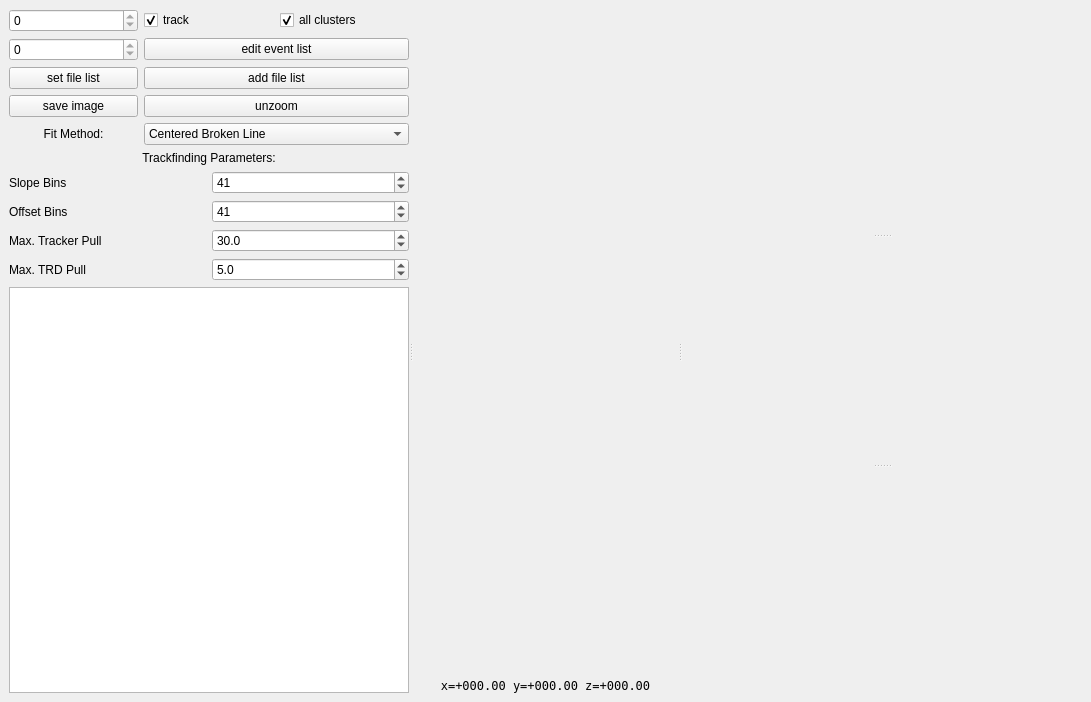
Old version of the form tools/eventdisplay/MainWindow.ui in the repository bastianbeischer/analysis.
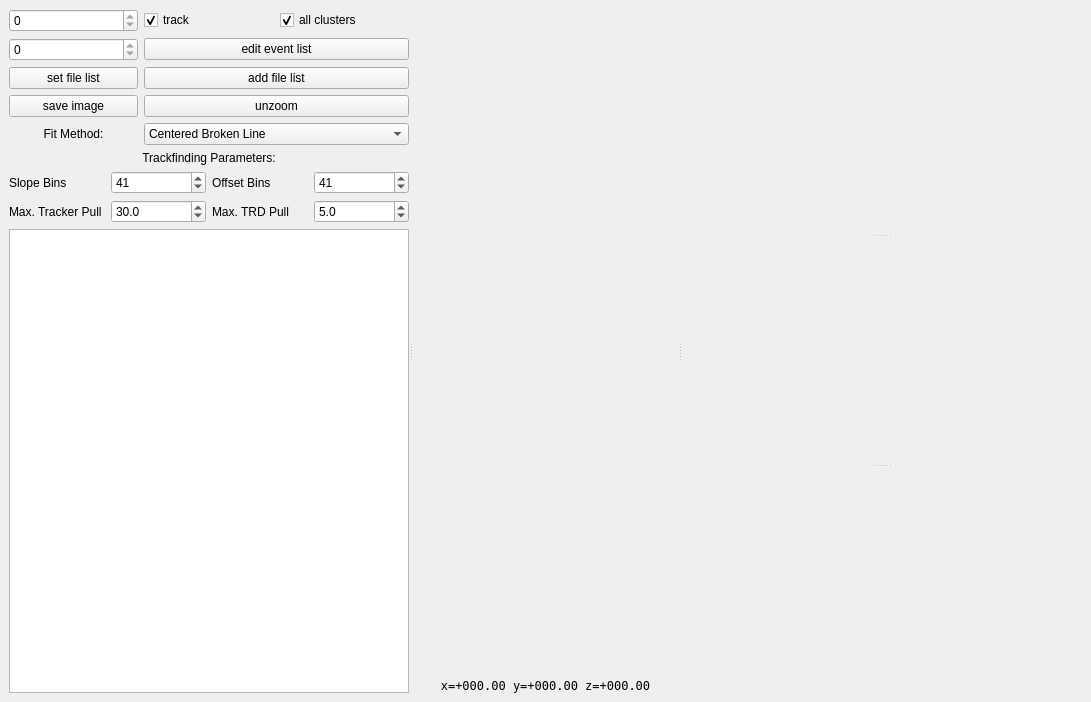
New version of the form. Custom widgets are drawn as their Qt base class.

Diff of the .ui file:
```diff
--- a/tools/eventdisplay/MainWindow.ui
+++ b/tools/eventdisplay/MainWindow.ui
@@ -202,25 +202,22 @@
          </widget>
         </item>
         <item>
-         <widget class="QLabel" name="label_2">
-          <property name="text">
-           <string>Trackfinding Parameters:</string>
-          </property>
-          <property name="alignment">
-           <set>Qt::AlignCenter</set>
-          </property>
-         </widget>
-        </item>
-        <item>
-         <layout class="QGridLayout" name="gridLayout_2">
-          <item row="0" column="0">
+         <layout class="QGridLayout" name="gridLayout_3">
+          <item row="1" column="0">
            <widget class="QLabel" name="label_3">
             <property name="text">
              <string>Slope Bins</string>
             </property>
            </widget>
           </item>
-          <item row="0" column="1">
+          <item row="2" column="0">
+           <widget class="QLabel" name="label_5">
+            <property name="text">
+             <string>Max. Tracker Pull</string>
+            </property>
+           </widget>
+          </item>
+          <item row="1" column="1">
            <widget class="QSpinBox" name="slopeBinsSpinBox">
             <property name="sizePolicy">
              <sizepolicy hsizetype="Preferred" vsizetype="Fixed">
@@ -236,14 +233,14 @@
             </property>
            </widget>
           </item>
-          <item row="1" column="0">
+          <item row="1" column="2">
            <widget class="QLabel" name="label_4">
             <property name="text">
              <string>Offset Bins</string>
             </property>
            </widget>
           </item>
-          <item row="1" column="1">
+          <item row="1" column="3">
            <widget class="QSpinBox" name="offsetBinsSpinBox">
             <property name="sizePolicy">
              <sizepolicy hsizetype="Preferred" vsizetype="Fixed">
@@ -259,13 +256,6 @@
             </property>
            </widget>
           </item>
-          <item row="2" column="0">
-           <widget class="QLabel" name="label_5">
-            <property name="text">
-             <string>Max. Tracker Pull</string>
-            </property>
-           </widget>
-          </item>
           <item row="2" column="1">
            <widget class="QDoubleSpinBox" name="trackerPullSpinBox">
             <property name="sizePolicy">
@@ -285,14 +275,14 @@
             </property>
            </widget>
           </item>
-          <item row="3" column="0">
+          <item row="2" column="2">
            <widget class="QLabel" name="label_6">
             <property name="text">
              <string>Max. TRD Pull</string>
             </property>
            </widget>
           </item>
-          <item row="3" column="1">
+          <item row="2" column="3">
            <widget class="QDoubleSpinBox" name="trdPullSpinBox">
             <property name="sizePolicy">
              <sizepolicy hsizetype="Preferred" vsizetype="Fixed">
@@ -311,8 +301,21 @@
             </property>
            </widget>
           </item>
+          <item row="0" column="0" colspan="4">
+           <widget class="QLabel" name="label_2">
+            <property name="text">
+             <string>Trackfinding Parameters:</string>
+            </property>
+            <property name="alignment">
+             <set>Qt::AlignCenter</set>
+            </property>
+           </widget>
+          </item>
          </layout>
         </item>
+        <item>
+         <layout class="QGridLayout" name="gridLayout_2"/>
+        </item>
         <item>
          <widget class="QTextEdit" name="textEdit">
           <property name="sizePolicy">
```
